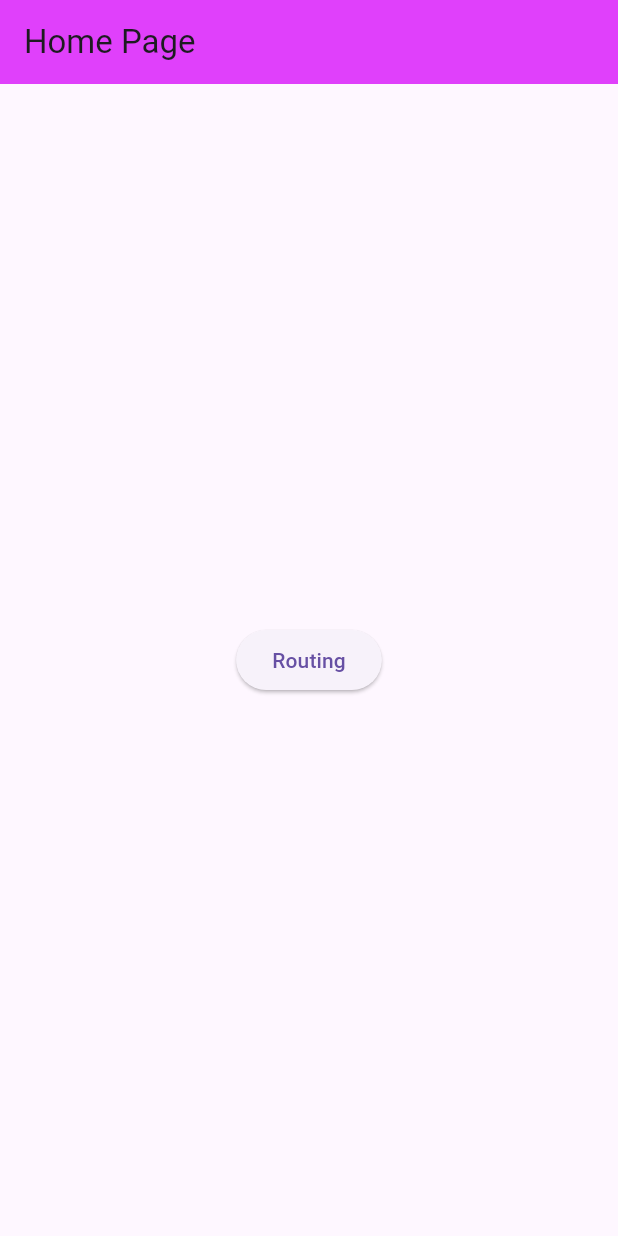
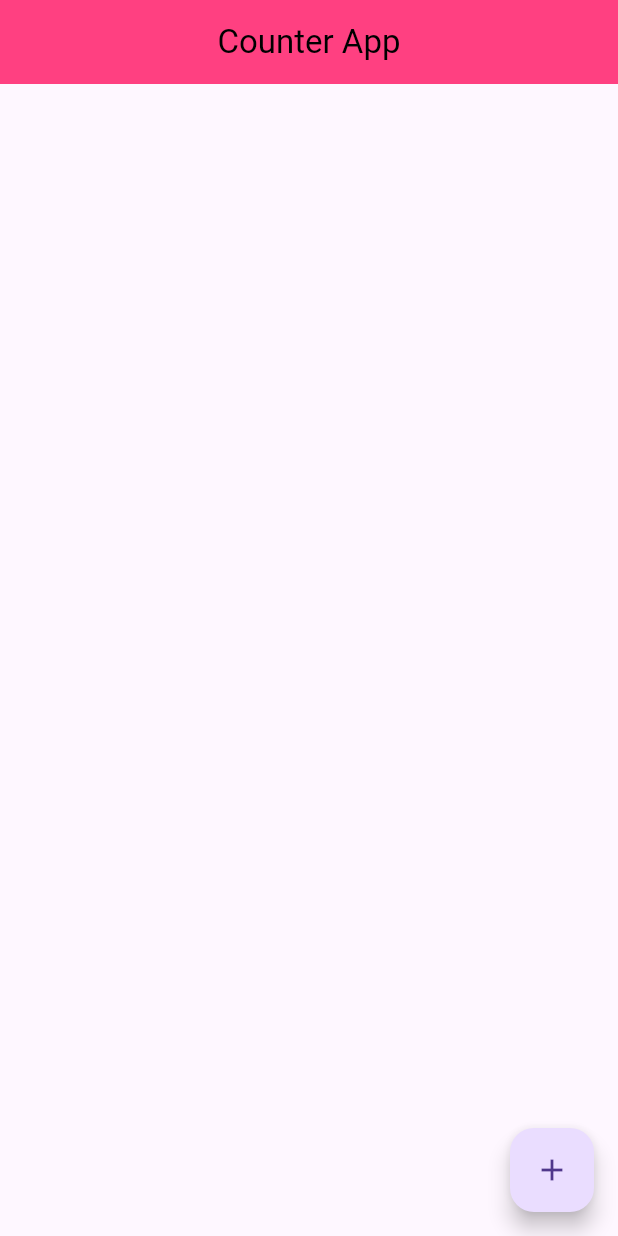
Before and after one commit to majedSD/getex_state_menagement_all, a Flutter app: the screen it shows after launch, on a phone screen of 412 x 824 dp. Run offline on Flutter 3.47's test engine with Material 3 defaults, Android fonts, the phone set to English and light mode, and no system bars; our stand-ins replace get.

Commit message:
Gtex state management

```diff
--- /dev/null
+++ b/lib/counter_app_screen.dart
@@ -0,0 +1,32 @@
+import 'package:flutter/material.dart';
+
+class CounterAppScreen extends StatefulWidget {
+  const CounterAppScreen({super.key});
+
+  @override
+  State<CounterAppScreen> createState() => _CounterAppScreenState();
+}
+
+class _CounterAppScreenState extends State<CounterAppScreen> {
+  @override
+  Widget build(BuildContext context) {
+    return Scaffold(
+      appBar: AppBar(
+        title: const Center(child: Text('Counter App')),
+        backgroundColor: Colors.pinkAccent,
+        foregroundColor:Colors.black,
+      ),
+      body:const Column(
+        children: [
+
+        ],
+      ),
+      floatingActionButton:FloatingActionButton(
+        onPressed: () {
+
+        },
+        child:const Icon(Icons.add),
+      ),
+    );
+  }
+}
--- a/lib/main.dart
+++ b/lib/main.dart
@@ -1,31 +1,7 @@
 
 import 'package:flutter/material.dart';
-import 'package:get/get.dart';
-import 'package:getex_state_menagement/CounterAppWithGtexStateController.dart';
-import 'package:getex_state_menagement/GSC_reactive_approach.dart';
-import 'package:getex_state_menagement/GtexStateController.dart';
-import 'package:getex_state_menagement/home_page_screen.dart';
+import 'package:getex_state_menagement/my_app.dart';
 
 void main(){
   runApp(const MyApp());
 }
-class MyApp extends StatelessWidget {
-  const MyApp({super.key});
-
-  @override
-  Widget build(BuildContext context) {
-    return GetMaterialApp(
-      ///In this page i am learning about named routing and how to work this
-      ///name routing the extra features of named routing is transition
-      initialRoute:'/homeScreen',
-      getPages:[
-        GetPage(name:'/homeScreen', page:()=>const HomePageScreen(),transition: Transition.leftToRight),
-        GetPage(name:'/P1', page:()=>const StateControllerWithCounterApp(),transition: Transition.zoom),
-        GetPage(name:'/P2', page:()=>const CounterAppWithGtexStateController(),transition: Transition.fade),
-        GetPage(name:'/P3', page:()=>const GtexStateController(),transition: Transition.circularReveal),
-        // GetPage(name:'/P4', page:()=>const Product4(),transition: Transition.downToUp),
-      ],
-      initialBinding:GtexDependencyBinder(),
-    );
-  }
-}
--- /dev/null
+++ b/lib/my_app.dart
@@ -0,0 +1,15 @@
+import 'package:flutter/material.dart';
+import 'package:getex_state_menagement/counter_app_screen.dart';
+
+class MyApp extends StatelessWidget{
+  const MyApp({super.key});
+
+  @override
+  Widget build(BuildContext context) {
+    return const MaterialApp(
+      home:CounterAppScreen(),
+      title: 'Counter App',
+    );
+  }
+
+}
```
